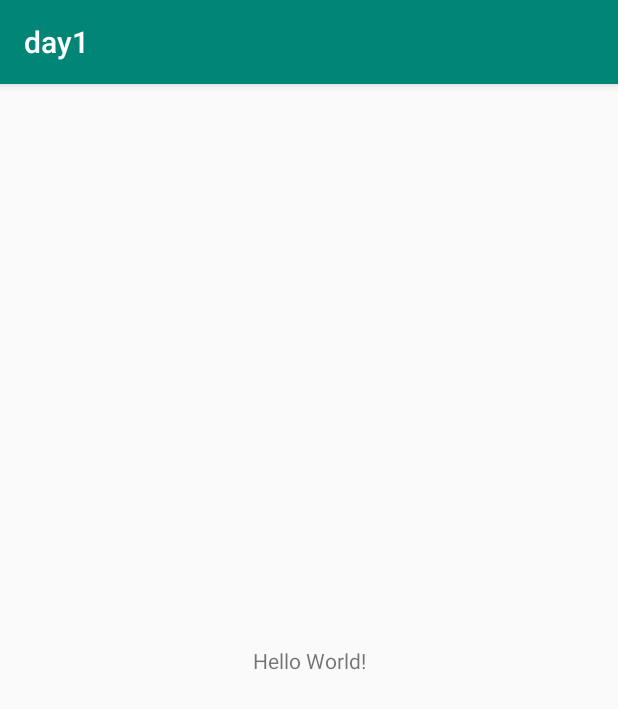
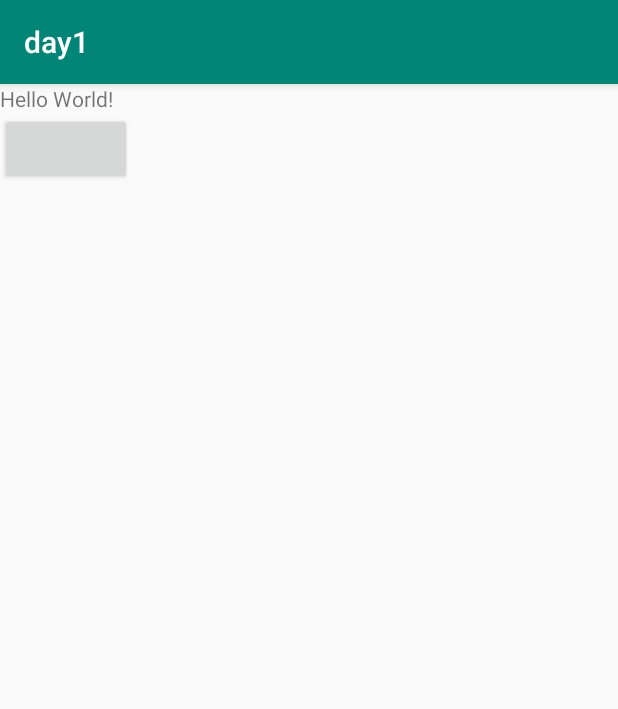
Before and after one commit to limengyangyy/day1, an Android app: the screen it shows after launch (MainActivity), on a phone screen of 412 x 824 dp. Shown: the top 709 px of the screen. Run offline under Robolectric (Android 15) with nearby library versions, the phone set to English and light mode, and no system bars.

Commit message:
第二次改动 2019年6月9日20:12:01

```diff
--- a/app/src/main/java/com/example/administrator/day1/MainActivity.java
+++ b/app/src/main/java/com/example/administrator/day1/MainActivity.java
@@ -2,6 +2,7 @@ package com.example.administrator.day1;
 
 import android.support.v7.app.AppCompatActivity;
 import android.os.Bundle;
+import android.widget.TextView;
 
 public class MainActivity extends AppCompatActivity {
 
@@ -9,5 +10,8 @@ public class MainActivity extends AppCompatActivity {
     protected void onCreate(Bundle savedInstanceState) {
         super.onCreate(savedInstanceState);
         setContentView(R.layout.activity_main);
+
+        //注释:演示用
+        TextView tv_Name = new TextView(this, null);
     }
 }
--- a/app/src/main/res/layout/activity_main.xml
+++ b/app/src/main/res/layout/activity_main.xml
@@ -1,9 +1,10 @@
 <?xml version="1.0" encoding="utf-8"?>
-<android.support.constraint.ConstraintLayout xmlns:android="http://schemas.android.com/apk/res/android"
+<LinearLayout xmlns:android="http://schemas.android.com/apk/res/android"
     xmlns:app="http://schemas.android.com/apk/res-auto"
     xmlns:tools="http://schemas.android.com/tools"
     android:layout_width="match_parent"
     android:layout_height="match_parent"
+    android:orientation="vertical"
     tools:context=".MainActivity">
 
     <TextView
@@ -14,5 +15,7 @@
         app:layout_constraintLeft_toLeftOf="parent"
         app:layout_constraintRight_toRightOf="parent"
         app:layout_constraintTop_toTopOf="parent" />
-
-</android.support.constraint.ConstraintLayout>
+<Button
+    android:layout_width="wrap_content"
+    android:layout_height="wrap_content" />
+</LinearLayout>
```
